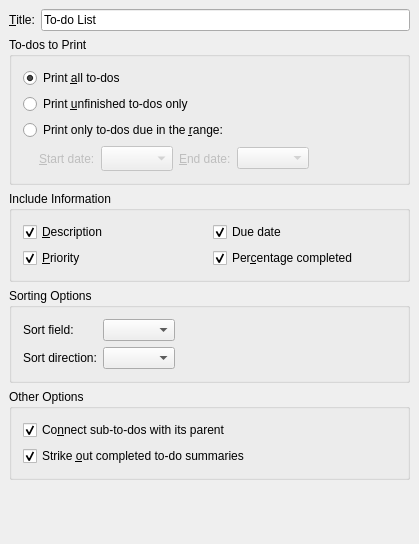
KDE/korganizer, file printing/calprinttodoconfig_base.ui: the form before one commit.
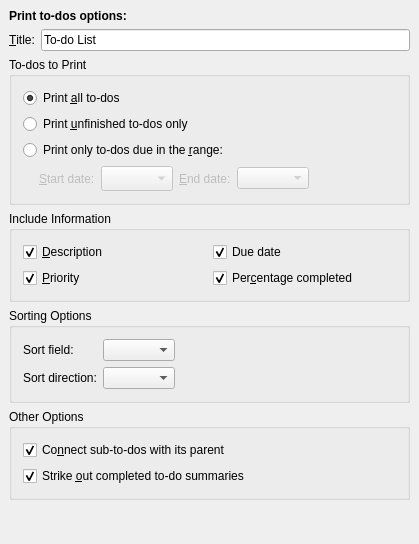
The form after the commit. Custom widgets are drawn as their Qt base class.

Commit message: make the individual print type config pages a little nicer.

Patch:
```diff
--- a/printing/calprinttodoconfig_base.ui
+++ b/printing/calprinttodoconfig_base.ui
@@ -15,10 +15,22 @@
    <property name="margin" >
     <number>9</number>
    </property>
-   <property name="spacing" >
+   <property name="topMargin" >
+    <number>9</number>
+   </property>
+   <property name="rightMargin" >
+    <number>9</number>
+   </property>
+   <property name="bottomMargin" >
+    <number>9</number>
+   </property>
+   <property name="horizontalSpacing" >
     <number>6</number>
    </property>
-   <item row="1" column="0" colspan="2" >
+   <property name="verticalSpacing" >
+    <number>6</number>
+   </property>
+   <item row="2" column="0" colspan="2" >
     <widget class="QGroupBox" name="mPrintType" >
      <property name="title" >
       <string>To-dos to Print</string>
@@ -84,9 +96,7 @@
            <bool>false</bool>
           </property>
           <property name="sizePolicy" >
-           <sizepolicy>
-            <hsizetype>4</hsizetype>
-            <vsizetype>5</vsizetype>
+           <sizepolicy vsizetype="Preferred" hsizetype="Maximum" >
             <horstretch>0</horstretch>
             <verstretch>0</verstretch>
            </sizepolicy>
@@ -129,9 +139,7 @@
            <bool>false</bool>
           </property>
           <property name="sizePolicy" >
-           <sizepolicy>
-            <hsizetype>4</hsizetype>
-            <vsizetype>5</vsizetype>
+           <sizepolicy vsizetype="Preferred" hsizetype="Maximum" >
             <horstretch>0</horstretch>
             <verstretch>0</verstretch>
            </sizepolicy>
@@ -178,7 +186,7 @@
      </layout>
     </widget>
    </item>
-   <item row="4" column="0" colspan="2" >
+   <item row="5" column="0" colspan="2" >
     <widget class="QGroupBox" name="otherOptionsBox" >
      <property name="title" >
       <string>Other Options</string>
@@ -213,7 +221,7 @@
      </layout>
     </widget>
    </item>
-   <item row="3" column="0" colspan="2" >
+   <item row="4" column="0" colspan="2" >
     <widget class="QGroupBox" name="sortingOptionsBox" >
      <property name="title" >
       <string>Sorting Options</string>
@@ -222,7 +230,19 @@
       <property name="margin" >
        <number>11</number>
       </property>
-      <property name="spacing" >
+      <property name="topMargin" >
+       <number>11</number>
+      </property>
+      <property name="rightMargin" >
+       <number>11</number>
+      </property>
+      <property name="bottomMargin" >
+       <number>11</number>
+      </property>
+      <property name="horizontalSpacing" >
+       <number>6</number>
+      </property>
+      <property name="verticalSpacing" >
        <number>6</number>
       </property>
       <item row="0" column="0" >
@@ -294,7 +314,7 @@
      </layout>
     </widget>
    </item>
-   <item row="5" column="1" >
+   <item row="6" column="1" >
     <spacer>
      <property name="orientation" >
       <enum>Qt::Vertical</enum>
@@ -310,7 +330,7 @@
      </property>
     </spacer>
    </item>
-   <item row="2" column="0" colspan="2" >
+   <item row="3" column="0" colspan="2" >
     <widget class="QGroupBox" name="includeInfoBox" >
      <property name="title" >
       <string>Include Information</string>
@@ -322,7 +342,19 @@
       <property name="margin" >
        <number>11</number>
       </property>
-      <property name="spacing" >
+      <property name="topMargin" >
+       <number>11</number>
+      </property>
+      <property name="rightMargin" >
+       <number>11</number>
+      </property>
+      <property name="bottomMargin" >
+       <number>11</number>
+      </property>
+      <property name="horizontalSpacing" >
+       <number>6</number>
+      </property>
+      <property name="verticalSpacing" >
        <number>6</number>
       </property>
       <item row="1" column="0" >
@@ -371,14 +403,14 @@
      </layout>
     </widget>
    </item>
-   <item row="0" column="1" >
+   <item row="1" column="1" >
     <widget class="QLineEdit" name="mTitle" >
      <property name="text" >
       <string>To-do List</string>
      </property>
     </widget>
    </item>
-   <item row="0" column="0" >
+   <item row="1" column="0" >
     <widget class="QLabel" name="mTitleLabel" >
      <property name="text" >
       <string>&amp;Title:</string>
@@ -388,6 +420,16 @@
      </property>
     </widget>
    </item>
+   <item row="0" column="0" colspan="2" >
+    <widget class="QLabel" name="label" >
+     <property name="text" >
+      <string>&lt;html>&lt;head>&lt;meta name="qrichtext" content="1" />&lt;style type="text/css">
+p, li { white-space: pre-wrap; }
+&lt;/style>&lt;/head>&lt;body style=" font-family:'Sans Serif'; font-size:9pt; font-weight:400; font-style:normal;">
+&lt;p style=" margin-top:0px; margin-bottom:0px; margin-left:0px; margin-right:0px; -qt-block-indent:0; text-indent:0px;">&lt;span style=" font-weight:600;">Print to-dos options:&lt;/span>&lt;/p>&lt;/body>&lt;/html></string>
+     </property>
+    </widget>
+   </item>
   </layout>
  </widget>
  <layoutdefault spacing="6" margin="11" />
```
Left out of the diff: 76 changed lines with no effect on the pictures. The commit also changes 4 other files.
